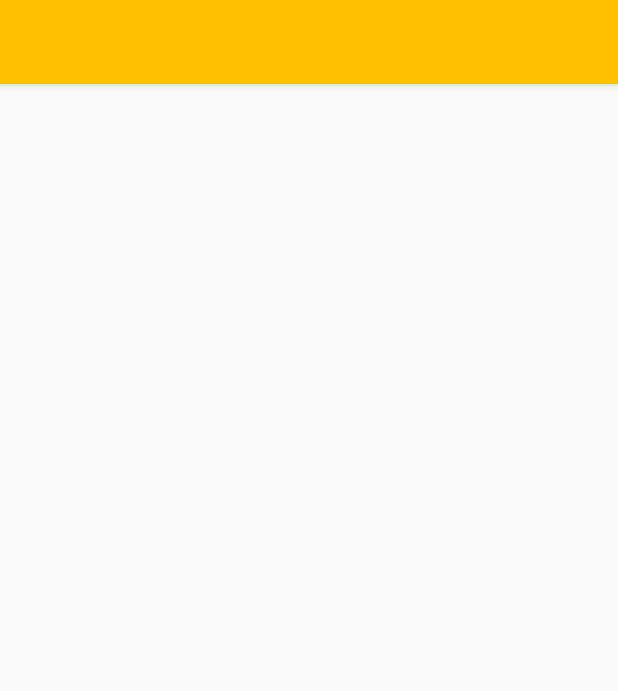
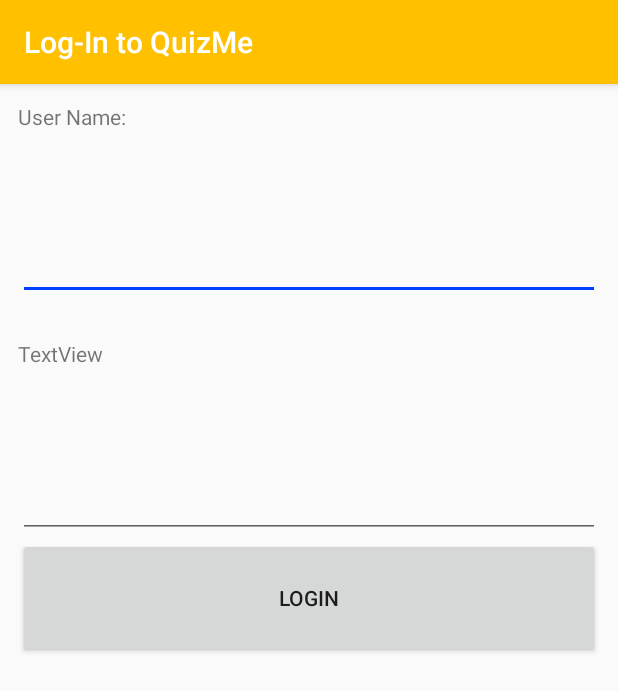
Before and after one commit to joshfernandez/iat359_quizme, an Android app: the LoginActivity screen opened directly, with no data from a screen before it, on a phone screen of 412 x 824 dp. Shown: the top 691 px of the screen. Run offline under Robolectric (Android 15) with nearby library versions, the light colour scheme and no system bars.

Commit message:
Login: Create user interface and update activity title

```diff
--- a/app/src/main/AndroidManifest.xml
+++ b/app/src/main/AndroidManifest.xml
@@ -18,7 +18,7 @@
                 <category android:name="android.intent.category.LAUNCHER" />
             </intent-filter>
         </activity>
-        <activity android:name=".LoginActivity"></activity>
+        <activity android:name=".LoginActivity" android:label="Log-In to QuizMe"></activity>
     </application>
 
 </manifest>
--- a/app/src/main/res/layout/activity_login.xml
+++ b/app/src/main/res/layout/activity_login.xml
@@ -6,4 +6,57 @@
     android:layout_height="match_parent"
     tools:context=".LoginActivity">
 
+    <LinearLayout
+        android:layout_width="match_parent"
+        android:layout_height="match_parent"
+        android:padding="12dp"
+        android:orientation="vertical">
+
+        <TextView
+            android:id="@+id/textViewLoginName"
+            android:layout_width="match_parent"
+            android:layout_height="0dp"
+            android:layout_weight="2"
+            android:text="User Name:" />
+
+        <EditText
+            android:id="@+id/editTextLoginName"
+            android:layout_width="match_parent"
+            android:layout_height="0dp"
+            android:layout_weight="3"
+            android:ems="10"
+            android:inputType="textPersonName" />
+
+        <Space
+            android:layout_width="match_parent"
+            android:layout_height="0dp"
+            android:layout_weight="1" />
+
+        <TextView
+            android:id="@+id/textViewLoginPswd"
+            android:layout_width="match_parent"
+            android:layout_height="0dp"
+            android:layout_weight="2"
+            android:text="TextView" />
+
+        <EditText
+            android:id="@+id/editTextPswd"
+            android:layout_width="match_parent"
+            android:layout_height="0dp"
+            android:layout_weight="3"
+            android:ems="10"
+            android:inputType="textPassword" />
+
+        <Button
+            android:id="@+id/button"
+            android:layout_width="match_parent"
+            android:layout_height="0dp"
+            android:layout_weight="3"
+            android:text="Login" />
+
+        <Space
+            android:layout_width="match_parent"
+            android:layout_height="0dp"
+            android:layout_weight="14" />
+    </LinearLayout>
 </android.support.constraint.ConstraintLayout>
```
